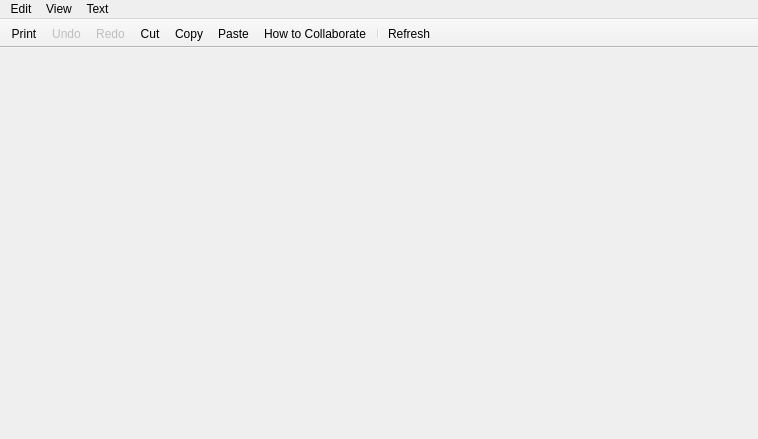
First picture: the form in core/src/sharededitor/sharednote.ui, repository Rolisteam/rolisteam, before the edit.
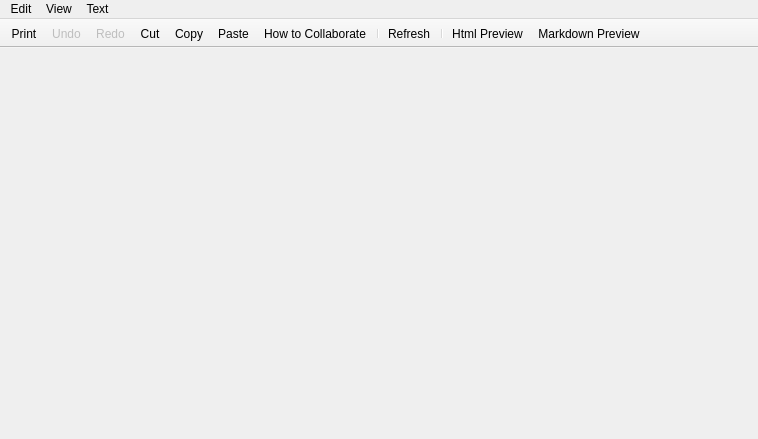
Second picture: the form after the edit. Icons and pictures are not drawn.

Diff of the .ui file:
```diff
--- a/core/src/sharededitor/sharednote.ui
+++ b/core/src/sharededitor/sharednote.ui
@@ -136,6 +136,9 @@
    <addaction name="actionHelp_How_to_Collaborate"/>
    <addaction name="separator"/>
    <addaction name="m_refresh"/>
+   <addaction name="separator"/>
+   <addaction name="m_showHtmlPreview"/>
+   <addaction name="m_markdownPreview"/>
   </widget>
   <action name="actionEdit_Undo">
    <property name="enabled">
@@ -418,6 +421,24 @@
     <string>Refresh</string>
    </property>
   </action>
+  <action name="m_showHtmlPreview">
+   <property name="icon">
+    <iconset resource="../../../rolisteam.qrc">
+     <normaloff>:/resources/icons/preview_html.svg</normaloff>:/resources/icons/preview_html.svg</iconset>
+   </property>
+   <property name="text">
+    <string>Html Preview</string>
+   </property>
+  </action>
+  <action name="m_markdownPreview">
+   <property name="icon">
+    <iconset resource="../../../rolisteam.qrc">
+     <normaloff>:/resources/icons/preview_markdown.svg</normaloff>:/resources/icons/preview_markdown.svg</iconset>
+   </property>
+   <property name="text">
+    <string>Markdown Preview</string>
+   </property>
+  </action>
  </widget>
  <layoutdefault spacing="6" margin="11"/>
  <resources>
```
Left out of the diff: 23 changed lines with no effect on the pictures.
